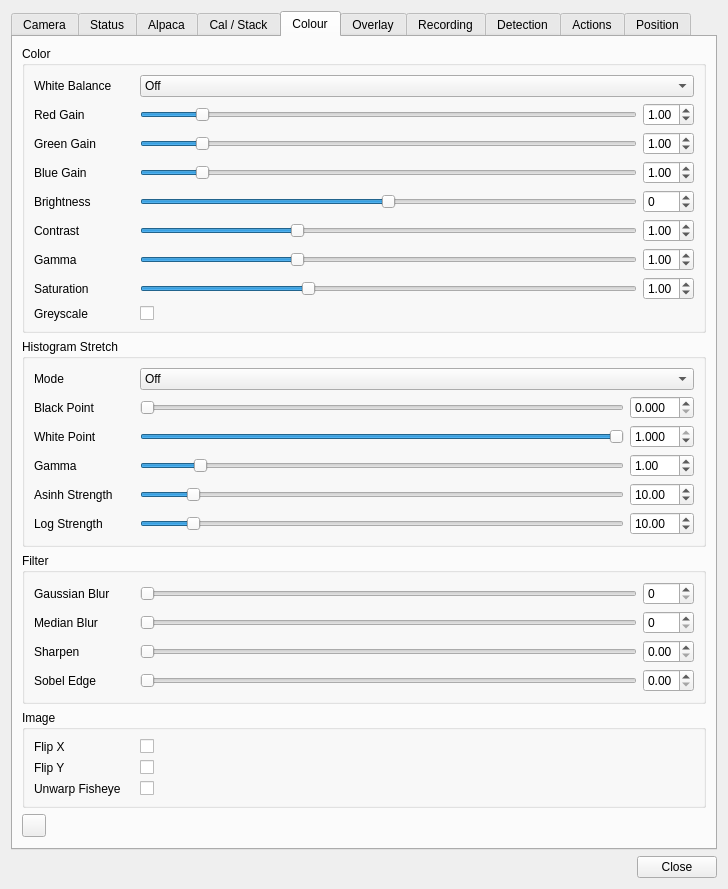
Before: the Qt Designer form plugins/feature/camera/camerasettingsdialog.ui in srcejon/sdrangel, drawn with Qt 5.
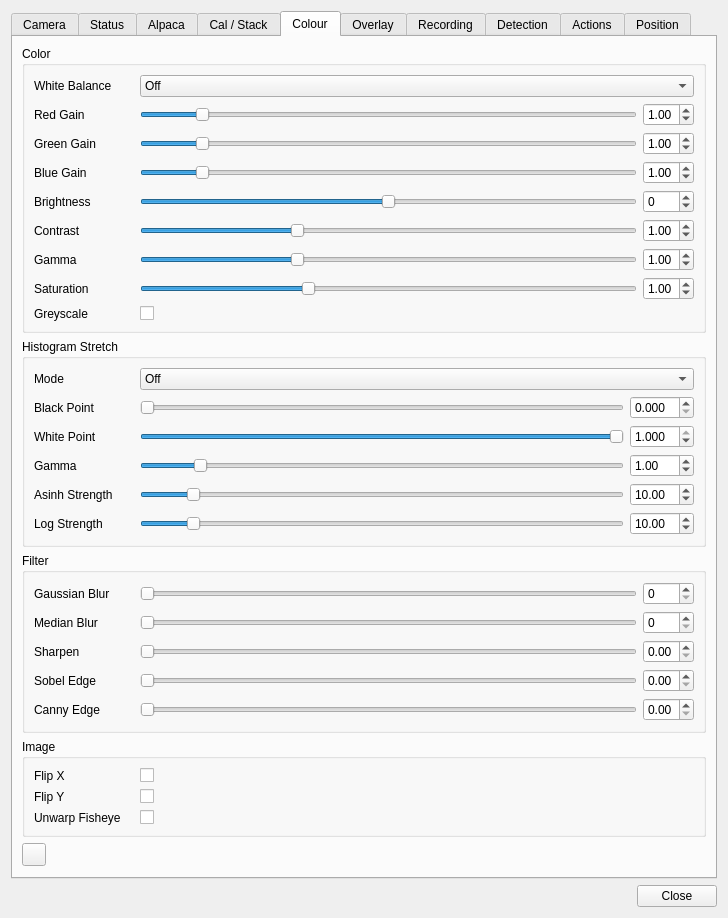
After: the same form once the commit is applied. The open tabs and pages were chosen to show the change. Icons and pictures are not drawn.

Commit message: Add Canny edge and CLAHE camera filters

```diff
--- a/plugins/feature/camera/camerasettingsdialog.ui
+++ b/plugins/feature/camera/camerasettingsdialog.ui
@@ -2191,6 +2191,48 @@
             </property>
            </widget>
           </item>
+          <item row="4" column="0">
+           <widget class="QLabel" name="cannyEdgeLabel">
+            <property name="text">
+             <string>Canny Edge</string>
+            </property>
+           </widget>
+          </item>
+          <item row="4" column="1">
+           <widget class="QSlider" name="cannyEdgeSlider">
+            <property name="toolTip">
+             <string>Canny edge detection blend amount</string>
+            </property>
+            <property name="minimum">
+             <number>0</number>
+            </property>
+            <property name="maximum">
+             <number>300</number>
+            </property>
+            <property name="value">
+             <number>0</number>
+            </property>
+            <property name="orientation">
+             <enum>Qt::Orientation::Horizontal</enum>
+            </property>
+           </widget>
+          </item>
+          <item row="4" column="2">
+           <widget class="QDoubleSpinBox" name="cannyEdgeSpin">
+            <property name="toolTip">
+             <string>Canny edge detection blend amount</string>
+            </property>
+            <property name="decimals">
+             <number>2</number>
+            </property>
+            <property name="maximum">
+             <double>3.000000000000000</double>
+            </property>
+            <property name="singleStep">
+             <double>0.010000000000000</double>
+            </property>
+           </widget>
+          </item>
          </layout>
         </widget>
        </item>
```
Left out of the diff: 5 changed lines with no effect on the pictures. The commit also changes 6 other files.
